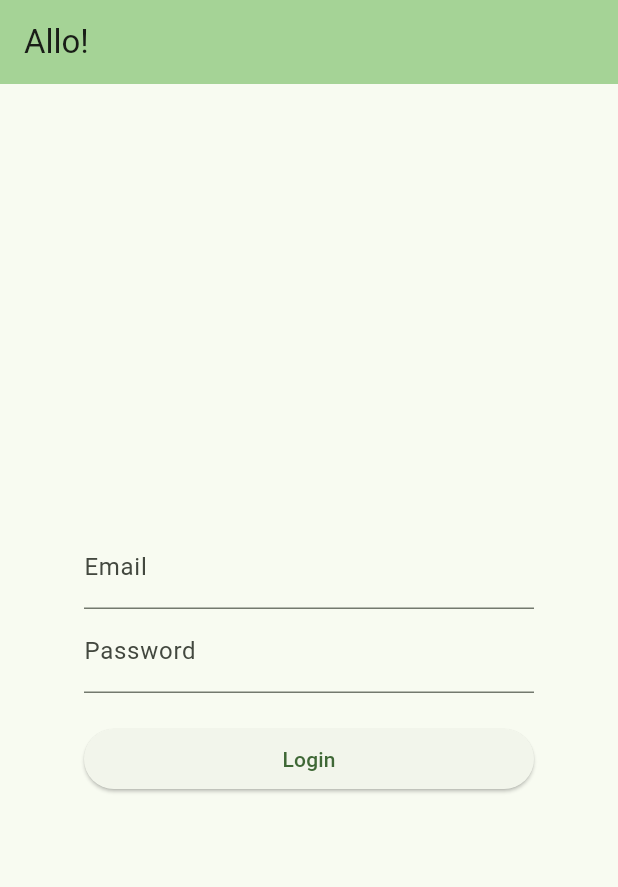
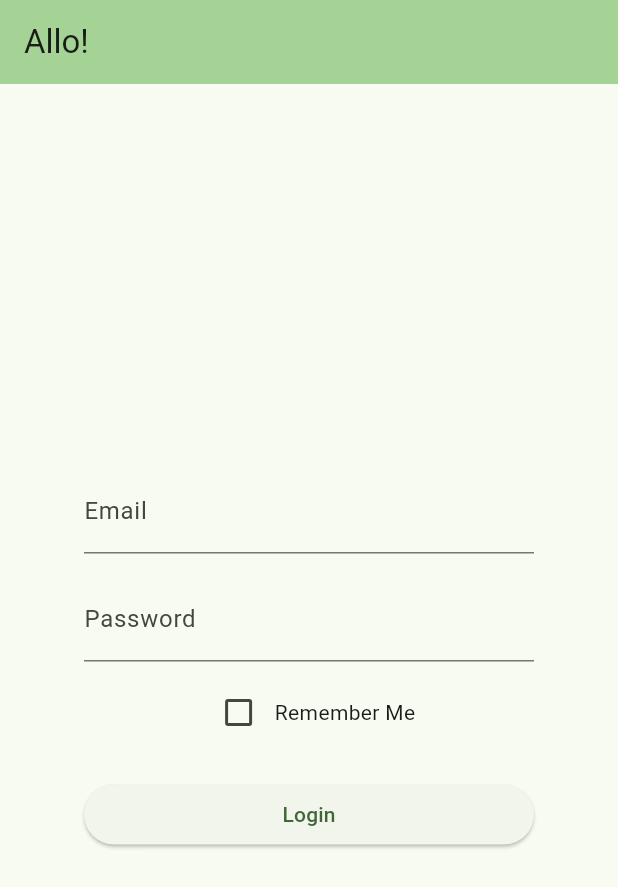
Before and after one commit to MrGharbiii/flutter_contact, a Flutter app: the screen it shows after launch, on a phone screen of 412 x 824 dp. Shown: the top 887 px of the screen. Run offline on Flutter 3.47's test engine with Material 3 defaults, Android fonts, the phone set to English and light mode, and no system bars; our stand-ins replace shared_preferences.

Commit message:
add remember me feature

```diff
--- a/lib/login_screen.dart
+++ b/lib/login_screen.dart
@@ -1,42 +1,95 @@
 import 'package:flutter/material.dart';
+import 'package:shared_preferences/shared_preferences.dart'; // Import for persistence
 import 'home_screen.dart'; // Import the home screen
 
-class login_screen extends StatelessWidget {
+class LoginScreen extends StatefulWidget {
+  const LoginScreen({Key? key}) : super(key: key);
+
+  @override
+  State<LoginScreen> createState() => _LoginScreenState();
+}
+
+class _LoginScreenState extends State<LoginScreen> {
+  bool _rememberMe = false; // Track the checkbox state
+  final TextEditingController _emailController = TextEditingController();
+  final TextEditingController _passwordController = TextEditingController();
+
+  @override
+  void initState() {
+    super.initState();
+    _checkRememberMe(); // Check if the user previously selected "Remember Me"
+  }
+
+  Future<void> _checkRememberMe() async {
+    final prefs = await SharedPreferences.getInstance();
+    final bool? rememberMe = prefs.getBool('remember_me') ?? false;
+
+    if (rememberMe == true) {
+      _navigateToHomeScreen(); // Automatically navigate to home if remembered
+    }
+  }
+
+  Future<void> _onLoginPressed() async {
+    // Simulate a login process and save the "Remember Me" state
+    final prefs = await SharedPreferences.getInstance();
+    await prefs.setBool('remember_me', _rememberMe);
+
+    _navigateToHomeScreen(); // Navigate to the home screen
+  }
+
+  void _navigateToHomeScreen() {
+    Navigator.pushReplacement(
+      context,
+      MaterialPageRoute(builder: (context) => HomeScreen()),
+    );
+  }
+
   @override
   Widget build(BuildContext context) {
     return Scaffold(
       body: Center(
         child: Padding(
-          padding: const EdgeInsets.all(8.0),
+          padding: const EdgeInsets.all(16.0),
           child: Column(
-            mainAxisAlignment: MainAxisAlignment.center, // Center the column
+            mainAxisAlignment: MainAxisAlignment.center,
             children: [
               SizedBox(
                 width: 300,
                 child: TextField(
-                  decoration: InputDecoration(labelText: "Email"),
+                  controller: _emailController,
+                  decoration: const InputDecoration(labelText: "Email"),
                 ),
               ),
+              const SizedBox(height: 16),
               SizedBox(
                 width: 300,
                 child: TextField(
-                  obscureText: true, // Hide the password text
-                  decoration: InputDecoration(labelText: "Password"),
+                  controller: _passwordController,
+                  obscureText: true,
+                  decoration: const InputDecoration(labelText: "Password"),
                 ),
               ),
-              SizedBox(
-                  height: 20), // Add spacing between text fields and button
+              const SizedBox(height: 10),
+              Row(
+                mainAxisAlignment: MainAxisAlignment.center,
+                children: [
+                  Checkbox(
+                    value: _rememberMe,
+                    onChanged: (value) {
+                      setState(() {
+                        _rememberMe = value ?? false;
+                      });
+                    },
+                  ),
+                  const Text("Remember Me"),
+                ],
+              ),
+              const SizedBox(height: 20),
               SizedBox(
                 width: 300,
                 child: ElevatedButton(
-                  onPressed: () {
-                    // Navigate to HomeScreen on login
-                    Navigator.push(
-                      context,
-                      MaterialPageRoute(builder: (context) => HomeScreen()),
-                    );
-                  },
-                  child: Text("Login"),
+                  onPressed: _onLoginPressed,
+                  child: const Text("Login"),
                 ),
               ),
             ],
--- a/lib/main.dart
+++ b/lib/main.dart
@@ -64,6 +64,6 @@ class _MyHomePageState extends State<MyHomePage> {
           backgroundColor: Theme.of(context).colorScheme.inversePrimary,
           title: Text(widget.title),
         ),
-        body: login_screen());
+        body: LoginScreen());
   }
 }
```
Also changed, not shown: lib/home_screen.dart (+86 -48 lines), pubspec.yaml (+4 -3 lines), pubspec.lock, 1 other file.
